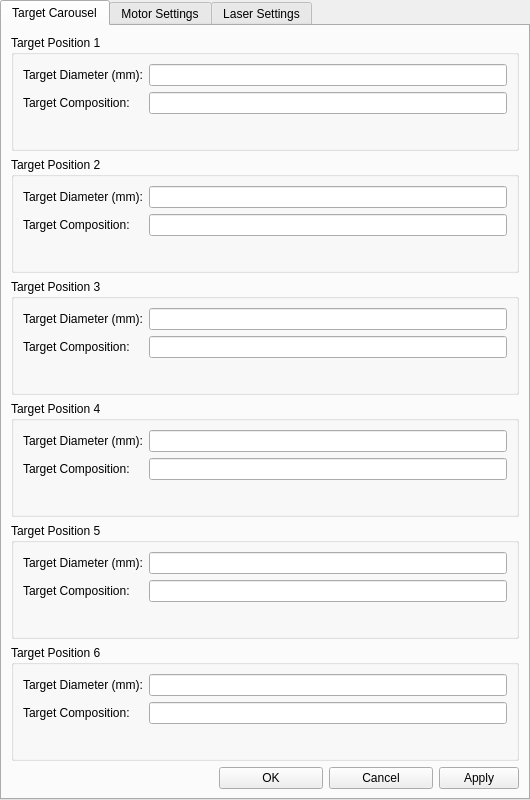
Above: src/ui/pld_settings.ui from ibrummel/PLD-Laser-Brain before the change. Below: the same form after it.
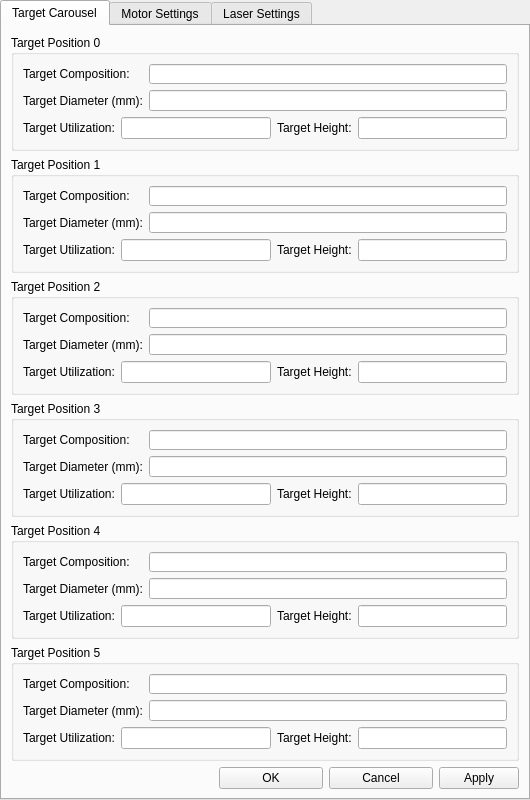
That is the form after the change. The open tabs and pages were chosen to show the change. Icons and pictures are not drawn.

Commit message: Added target height and utilization to the settings dialog. Will probably crash on first run and need to add those values to the settings.xml file to get a clean start. Added calculation to reduce utilization of target based on offset height from the target holder surface + supporting functions.

What changed in the file:
```diff
--- a/src/ui/pld_settings.ui
+++ b/src/ui/pld_settings.ui
@@ -38,34 +38,74 @@
    <attribute name="title">
     <string>Target Carousel</string>
    </attribute>
-   <layout class="QVBoxLayout" name="verticalLayout_2">
+   <layout class="QVBoxLayout" name="verticalLayout_2" stretch="1,1,1,1,1,1,0">
     <item>
      <widget class="QGroupBox" name="gbox_carousel_0">
       <property name="title">
-       <string>Target Position 1</string>
+       <string>Target Position 0</string>
       </property>
       <layout class="QVBoxLayout" name="verticalLayout_3">
        <item>
         <layout class="QFormLayout" name="form_carousel_0">
          <item row="0" column="0">
-          <widget class="QLabel" name="lbl_carousel_size_0">
-           <property name="text">
-            <string>Target Diameter (mm):</string>
-           </property>
-          </widget>
-         </item>
-         <item row="0" column="1">
-          <widget class="QLineEdit" name="line_carousel_size_0"/>
-         </item>
-         <item row="1" column="0">
           <widget class="QLabel" name="lbl_carousel_composition_0">
            <property name="text">
             <string>Target Composition:</string>
            </property>
           </widget>
          </item>
+         <item row="0" column="1">
+          <widget class="QLineEdit" name="line_carousel_composition_0">
+           <property name="toolTip">
+            <string>&lt;html&gt;&lt;head/&gt;&lt;body&gt;&lt;p&gt;Enter the target composition for this carousel position. This value is only used as an identifier in the target selection GUI and does not affect any other settings. &lt;/p&gt;&lt;/body&gt;&lt;/html&gt;</string>
+           </property>
+          </widget>
+         </item>
+         <item row="1" column="0">
+          <widget class="QLabel" name="lbl_carousel_size_0">
+           <property name="text">
+            <string>Target Diameter (mm):</string>
+           </property>
+          </widget>
+         </item>
          <item row="1" column="1">
-          <widget class="QLineEdit" name="line_carousel_composition_0"/>
+          <widget class="QLineEdit" name="line_carousel_size_0">
+           <property name="toolTip">
+            <string>&lt;html&gt;&lt;head/&gt;&lt;body&gt;&lt;p&gt;Enter the target diameter for this carousel position in mm. This number is used to how far to raster each target when rastering is enabled. &lt;span style=&quot; font-weight:600;&quot;&gt;WARNING: When in doubt, under estimate this value. &lt;/span&gt;&lt;/p&gt;&lt;/body&gt;&lt;/html&gt;</string>
+           </property>
+          </widget>
+         </item>
+        </layout>
+       </item>
+       <item>
+        <layout class="QHBoxLayout" name="horizontalLayout_6" stretch="0,0,0,0">
+         <item>
+          <widget class="QLabel" name="lbl_carousel_util_0">
+           <property name="text">
+            <string>Target Utilization:</string>
+           </property>
+          </widget>
+         </item>
+         <item>
+          <widget class="QLineEdit" name="line_carousel_util_0">
+           <property name="toolTip">
+            <string>&lt;html&gt;&lt;head/&gt;&lt;body&gt;&lt;p&gt;Enter the target utilization fraction. This should be entered as a decimal number between 0 and 1 representing the amount of target area that will be rastered over. A good starting value for this number is 0.90.&lt;/p&gt;&lt;/body&gt;&lt;/html&gt;</string>
+           </property>
+          </widget>
+         </item>
+         <item>
+          <widget class="QLabel" name="lbl_carousel_height_0">
+           <property name="text">
+            <string>Target Height:</string>
+           </property>
+          </widget>
+         </item>
+         <item>
+          <widget class="QLineEdit" name="line_carousel_height_0">
+           <property name="toolTip">
+            <string>&lt;html&gt;&lt;head/&gt;&lt;body&gt;&lt;p&gt;Enter the target offset height in mm. This is the height of the target measured from the top surface of the sample holder. This value will be used to adjust for the laser not hitting near the diameter of the target. Positive values represent a target that is taller than the holder. Negative values represent a target that is below the top surface of the holder. If your target is flush with the sample holder, enter 0.0.&lt;/p&gt;&lt;/body&gt;&lt;/html&gt;</string>
+           </property>
+          </widget>
          </item>
         </layout>
        </item>
@@ -75,30 +115,70 @@
     <item>
      <widget class="QGroupBox" name="gbox_carousel_1">
       <property name="title">
-       <string>Target Position 2</string>
+       <string>Target Position 1</string>
       </property>
       <layout class="QVBoxLayout" name="verticalLayout_4">
        <item>
         <layout class="QFormLayout" name="form_carousel_1">
          <item row="0" column="0">
-          <widget class="QLabel" name="lbl_carousel_size_1">
-           <property name="text">
-            <string>Target Diameter (mm):</string>
-           </property>
-          </widget>
-         </item>
-         <item row="0" column="1">
-          <widget class="QLineEdit" name="line_carousel_size_1"/>
-         </item>
-         <item row="1" column="0">
           <widget class="QLabel" name="lbl_carousel_composition_1">
            <property name="text">
             <string>Target Composition:</string>
            </property>
           </widget>
          </item>
+         <item row="0" column="1">
+          <widget class="QLineEdit" name="line_carousel_composition_1">
+           <property name="toolTip">
+            <string>&lt;html&gt;&lt;head/&gt;&lt;body&gt;&lt;p&gt;Enter the target composition for this carousel position. This value is only used as an identifier in the target selection GUI and does not affect any other settings. &lt;/p&gt;&lt;/body&gt;&lt;/html&gt;</string>
+           </property>
+          </widget>
+         </item>
+         <item row="1" column="0">
+          <widget class="QLabel" name="lbl_carousel_size_1">
+           <property name="text">
+            <string>Target Diameter (mm):</string>
+           </property>
+          </widget>
+         </item>
          <item row="1" column="1">
-          <widget class="QLineEdit" name="line_carousel_composition_1"/>
+          <widget class="QLineEdit" name="line_carousel_size_1">
+           <property name="toolTip">
+            <string>&lt;html&gt;&lt;head/&gt;&lt;body&gt;&lt;p&gt;Enter the target diameter for this carousel position in mm. This number is used to how far to raster each target when rastering is enabled. &lt;span style=&quot; font-weight:600;&quot;&gt;WARNING: When in doubt, under estimate this value. &lt;/span&gt;&lt;/p&gt;&lt;/body&gt;&lt;/html&gt;</string>
+           </property>
+          </widget>
+         </item>
+        </layout>
+       </item>
+       <item>
+        <layout class="QHBoxLayout" name="horizontalLayout_7" stretch="0,0,0,0">
+         <item>
+          <widget class="QLabel" name="lbl_carousel_util_1">
+           <property name="text">
+            <string>Target Utilization:</string>
+           </property>
+          </widget>
+         </item>
+         <item>
+          <widget class="QLineEdit" name="line_carousel_util_1">
+           <property name="toolTip">
+            <string>&lt;html&gt;&lt;head/&gt;&lt;body&gt;&lt;p&gt;Enter the target utilization fraction. This should be entered as a decimal number between 0 and 1 representing the amount of target area that will be rastered over. A good starting value for this number is 0.90.&lt;/p&gt;&lt;/body&gt;&lt;/html&gt;</string>
+           </property>
+          </widget>
+         </item>
+         <item>
+          <widget class="QLabel" name="lbl_carousel_height_1">
+           <property name="text">
+            <string>Target Height:</string>
+           </property>
+          </widget>
+         </item>
+         <item>
+          <widget class="QLineEdit" name="line_carousel_height_1">
+           <property name="toolTip">
+            <string>&lt;html&gt;&lt;head/&gt;&lt;body&gt;&lt;p&gt;Enter the target offset height in mm. This is the height of the target measured from the top surface of the sample holder. This value will be used to adjust for the laser not hitting near the diameter of the target. Positive values represent a target that is taller than the holder. Negative values represent a target that is below the top surface of the holder. If your target is flush with the sample holder, enter 0.0.&lt;/p&gt;&lt;/body&gt;&lt;/html&gt;</string>
+           </property>
+          </widget>
          </item>
         </layout>
        </item>
@@ -108,30 +188,70 @@
     <item>
      <widget class="QGroupBox" name="gbox_carousel_2">
       <property name="title">
-       <string>Target Position 3</string>
+       <string>Target Position 2</string>
       </property>
       <layout class="QVBoxLayout" name="verticalLayout_5">
        <item>
         <layout class="QFormLayout" name="form_carousel_2">
          <item row="0" column="0">
-          <widget class="QLabel" name="lbl_carousel_size_2">
-           <property name="text">
-            <string>Target Diameter (mm):</string>
-           </property>
-          </widget>
-         </item>
-         <item row="0" column="1">
-          <widget class="QLineEdit" name="line_carousel_size_2"/>
-         </item>
-         <item row="1" column="0">
           <widget class="QLabel" name="lbl_carousel_composition_2">
            <property name="text">
             <string>Target Composition:</string>
            </property>
           </widget>
          </item>
+         <item row="0" column="1">
+          <widget class="QLineEdit" name="line_carousel_composition_2">
+           <property name="toolTip">
+            <string>&lt;html&gt;&lt;head/&gt;&lt;body&gt;&lt;p&gt;Enter the target composition for this carousel position. This value is only used as an identifier in the target selection GUI and does not affect any other settings. &lt;/p&gt;&lt;/body&gt;&lt;/html&gt;</string>
+           </property>
+          </widget>
+         </item>
+         <item row="1" column="0">
+          <widget class="QLabel" name="lbl_carousel_size_2">
+           <property name="text">
+            <string>Target Diameter (mm):</string>
+           </property>
+          </widget>
+         </item>
          <item row="1" column="1">
-          <widget class="QLineEdit" name="line_carousel_composition_2"/>
+          <widget class="QLineEdit" name="line_carousel_size_2">
+           <property name="toolTip">
+            <string>&lt;html&gt;&lt;head/&gt;&lt;body&gt;&lt;p&gt;Enter the target diameter for this carousel position in mm. This number is used to how far to raster each target when rastering is enabled. &lt;span style=&quot; font-weight:600;&quot;&gt;WARNING: When in doubt, under estimate this value. &lt;/span&gt;&lt;/p&gt;&lt;/body&gt;&lt;/html&gt;</string>
+           </property>
+          </widget>
+         </item>
+        </layout>
+       </item>
+       <item>
+        <layout class="QHBoxLayout" name="horizontalLayout_8" stretch="0,0,0,0">
+         <item>
+          <widget class="QLabel" name="lbl_carousel_util_2">
+           <property name="text">
+            <string>Target Utilization:</string>
+           </property>
+          </widget>
+         </item>
+         <item>
+          <widget class="QLineEdit" name="line_carousel_util_2">
+           <property name="toolTip">
+            <string>&lt;html&gt;&lt;head/&gt;&lt;body&gt;&lt;p&gt;Enter the target utilization fraction. This should be entered as a decimal number between 0 and 1 representing the amount of target area that will be rastered over. A good starting value for this number is 0.90.&lt;/p&gt;&lt;/body&gt;&lt;/html&gt;</string>
+           </property>
+          </widget>
+         </item>
+         <item>
+          <widget class="QLabel" name="lbl_carousel_height_2">
+           <property name="text">
+            <string>Target Height:</string>
+           </property>
+          </widget>
+         </item>
+         <item>
+          <widget class="QLineEdit" name="line_carousel_height_2">
+           <property name="toolTip">
+            <string>&lt;html&gt;&lt;head/&gt;&lt;body&gt;&lt;p&gt;Enter the target offset height in mm. This is the height of the target measured from the top surface of the sample holder. This value will be used to adjust for the laser not hitting near the diameter of the target. Positive values represent a target that is taller than the holder. Negative values represent a target that is below the top surface of the holder. If your target is flush with the sample holder, enter 0.0.&lt;/p&gt;&lt;/body&gt;&lt;/html&gt;</string>
+           </property>
+          </widget>
          </item>
         </layout>
        </item>
@@ -141,30 +261,70 @@
     <item>
      <widget class="QGroupBox" name="gbox_carousel_3">
       <property name="title">
-       <string>Target Position 4</string>
+       <string>Target Position 3</string>
       </property>
       <layout class="QVBoxLayout" name="verticalLayout_6">
        <item>
         <layout class="QFormLayout" name="form_carousel_3">
          <item row="0" column="0">
-          <widget class="QLabel" name="lbl_carousel_size_3">
-           <property name="text">
-            <string>Target Diameter (mm):</string>
-           </property>
-          </widget>
-         </item>
-         <item row="0" column="1">
-          <widget class="QLineEdit" name="line_carousel_size_3"/>
-         </item>
-         <item row="1" column="0">
           <widget class="QLabel" name="lbl_carousel_composition_3">
            <property name="text">
             <string>Target Composition:</string>
            </property>
           </widget>
          </item>
+         <item row="0" column="1">
+          <widget class="QLineEdit" name="line_carousel_composition_3">
+           <property name="toolTip">
+            <string>&lt;html&gt;&lt;head/&gt;&lt;body&gt;&lt;p&gt;Enter the target composition for this carousel position. This value is only used as an identifier in the target selection GUI and does not affect any other settings. &lt;/p&gt;&lt;/body&gt;&lt;/html&gt;</string>
+           </property>
+          </widget>
+         </item>
+         <item row="1" column="0">
+          <widget class="QLabel" name="lbl_carousel_size_3">
+           <property name="text">
+            <string>Target Diameter (mm):</string>
+           </property>
+          </widget>
+         </item>
          <item row="1" column="1">
-          <widget class="QLineEdit" name="line_carousel_composition_3"/>
+          <widget class="QLineEdit" name="line_carousel_size_3">
+           <property name="toolTip">
+            <string>&lt;html&gt;&lt;head/&gt;&lt;body&gt;&lt;p&gt;Enter the target diameter for this carousel position in mm. This number is used to how far to raster each target when rastering is enabled. &lt;span style=&quot; font-weight:600;&quot;&gt;WARNING: When in doubt, under estimate this value. &lt;/span&gt;&lt;/p&gt;&lt;/body&gt;&lt;/html&gt;</string>
+           </property>
+          </widget>
+         </item>
+        </layout>
+       </item>
+       <item>
+        <layout class="QHBoxLayout" name="horizontalLayout_9" stretch="0,0,0,0">
+         <item>
+          <widget class="QLabel" name="lbl_carousel_util_3">
+           <property name="text">
+            <string>Target Utilization:</string>
+           </property>
+          </widget>
+         </item>
+         <item>
+          <widget class="QLineEdit" name="line_carousel_util_3">
+           <property name="toolTip">
+            <string>&lt;html&gt;&lt;head/&gt;&lt;body&gt;&lt;p&gt;Enter the target utilization fraction. This should be entered as a decimal number between 0 and 1 representing the amount of target area that will be rastered over. A good starting value for this number is 0.90.&lt;/p&gt;&lt;/body&gt;&lt;/html&gt;</string>
+           </property>
+          </widget>
+         </item>
+         <item>
+          <widget class="QLabel" name="lbl_carousel_height_3">
+           <property name="text">
+            <string>Target Height:</string>
+           </property>
+          </widget>
+         </item>
+         <item>
+          <widget class="QLineEdit" name="line_carousel_height_3">
+           <property name="toolTip">
+            <string>&lt;html&gt;&lt;head/&gt;&lt;body&gt;&lt;p&gt;Enter the target offset height in mm. This is the height of the target measured from the top surface of the sample holder. This value will be used to adjust for the laser not hitting near the diameter of the target. Positive values represent a target that is taller than the holder. Negative values represent a target that is below the top surface of the holder. If your target is flush with the sample holder, enter 0.0.&lt;/p&gt;&lt;/body&gt;&lt;/html&gt;</string>
+           </property>
+          </widget>
          </item>
         </layout>
        </item>
@@ -174,30 +334,70 @@
     <item>
      <widget class="QGroupBox" name="gbox_carousel_4">
       <property name="title">
-       <string>Target Position 5</string>
+       <string>Target Position 4</string>
       </property>
       <layout class="QVBoxLayout" name="verticalLayout_7">
        <item>
         <layout class="QFormLayout" name="form_carousel_4">
          <item row="0" column="0">
-          <widget class="QLabel" name="lbl_carousel_size_4">
-           <property name="text">
-            <string>Target Diameter (mm):</string>
-           </property>
-          </widget>
-         </item>
-         <item row="0" column="1">
-          <widget class="QLineEdit" name="line_carousel_size_4"/>
-         </item>
-         <item row="1" column="0">
           <widget class="QLabel" name="lbl_carousel_composition_4">
            <property name="text">
             <string>Target Composition:</string>
            </property>
           </widget>
          </item>
+         <item row="0" column="1">
+          <widget class="QLineEdit" name="line_carousel_composition_4">
+           <property name="toolTip">
+            <string>&lt;html&gt;&lt;head/&gt;&lt;body&gt;&lt;p&gt;Enter the target composition for this carousel position. This value is only used as an identifier in the target selection GUI and does not affect any other settings. &lt;/p&gt;&lt;/body&gt;&lt;/html&gt;</string>
+           </property>
+          </widget>
+         </item>
+         <item row="1" column="0">
+          <widget class="QLabel" name="lbl_carousel_size_4">
+           <property name="text">
+            <string>Target Diameter (mm):</string>
+           </property>
+          </widget>
+         </item>
          <item row="1" column="1">
-          <widget class="QLineEdit" name="line_carousel_composition_4"/>
+          <widget class="QLineEdit" name="line_carousel_size_4">
+           <property name="toolTip">
+            <string>&lt;html&gt;&lt;head/&gt;&lt;body&gt;&lt;p&gt;Enter the target diameter for this carousel position in mm. This number is used to how far to raster each target when rastering is enabled. &lt;span style=&quot; font-weight:600;&quot;&gt;WARNING: When in doubt, under estimate this value. &lt;/span&gt;&lt;/p&gt;&lt;/body&gt;&lt;/html&gt;</string>
+           </property>
+          </widget>
+         </item>
+        </layout>
+       </item>
+       <item>
+        <layout class="QHBoxLayout" name="horizontalLayout_10" stretch="0,0,0,0">
+         <item>
+          <widget class="QLabel" name="lbl_carousel_util_4">
+           <property name="text">
+            <string>Target Utilization:</string>
+           </property>
+          </widget>
+         </item>
+         <item>
+          <widget class="QLineEdit" name="line_carousel_util_4">
+           <property name="toolTip">
+            <string>&lt;html&gt;&lt;head/&gt;&lt;body&gt;&lt;p&gt;Enter the target utilization fraction. This should be entered as a decimal number between 0 and 1 representing the amount of target area that will be rastered over. A good starting value for this number is 0.90.&lt;/p&gt;&lt;/body&gt;&lt;/html&gt;</string>
+           </property>
+          </widget>
+         </item>
+         <item>
+          <widget class="QLabel" name="lbl_carousel_height_4">
+           <property name="text">
+            <string>Target Height:</string>
+           </property>
+          </widget>
+         </item>
+         <item>
+          <widget class="QLineEdit" name="line_carousel_height_4">
+           <property name="toolTip">
+            <string>&lt;html&gt;&lt;head/&gt;&lt;body&gt;&lt;p&gt;Enter the target offset height in mm. This is the height of the target measured from the top surface of the sample holder. This value will be used to adjust for the laser not hitting near the diameter of the target. Positive values represent a target that is taller than the holder. Negative values represent a target that is below the top surface of the holder. If your target is flush with the sample holder, enter 0.0.&lt;/p&gt;&lt;/body&gt;&lt;/html&gt;</string>
+           </property>
+          </widget>
          </item>
         </layout>
        </item>
@@ -207,30 +407,70 @@
     <item>
      <widget class="QGroupBox" name="gbox_carousel_5">
       <property name="title">
-       <string>Target Position 6</string>
+       <string>Target Position 5</string>
       </property>
       <layout class="QVBoxLayout" name="verticalLayout_8">
        <item>
         <layout class="QFormLayout" name="form_carousel_5">
          <item row="0" column="0">
-          <widget class="QLabel" name="lbl_carousel_size_5">
-           <property name="text">
-            <string>Target Diameter (mm):</string>
-           </property>
-          </widget>
-         </item>
-         <item row="0" column="1">
-          <widget class="QLineEdit" name="line_carousel_size_5"/>
-         </item>
-         <item row="1" column="0">
           <widget class="QLabel" name="lbl_carousel_composition_5">
            <property name="text">
             <string>Target Composition:</string>
            </property>
           </widget>
          </item>
+         <item row="0" column="1">
+          <widget class="QLineEdit" name="line_carousel_composition_5">
+           <property name="toolTip">
+            <string>&lt;html&gt;&lt;head/&gt;&lt;body&gt;&lt;p&gt;Enter the target composition for this carousel position. This value is only used as an identifier in the target selection GUI and does not affect any other settings. &lt;/p&gt;&lt;/body&gt;&lt;/html&gt;</string>
+           </property>
+          </widget>
+         </item>
+         <item row="1" column="0">
+          <widget class="QLabel" name="lbl_carousel_size_5">
+           <property name="text">
+            <string>Target Diameter (mm):</string>
+           </property>
+          </widget>
+         </item>
          <item row="1" column="1">
-          <widget class="QLineEdit" name="line_carousel_composition_5"/>
+          <widget class="QLineEdit" name="line_carousel_size_5">
+           <property name="toolTip">
+            <string>&lt;html&gt;&lt;head/&gt;&lt;body&gt;&lt;p&gt;Enter the target diameter for this carousel position in mm. This number is used to how far to raster each target when rastering is enabled. &lt;span style=&quot; font-weight:600;&quot;&gt;WARNING: When in doubt, under estimate this value. &lt;/span&gt;&lt;/p&gt;&lt;/body&gt;&lt;/html&gt;</string>
+           </property>
+          </widget>
+         </item>
+        </layout>
+       </item>
+       <item>
+        <layout class="QHBoxLayout" name="horizontalLayout_11" stretch="0,0,0,0">
+         <item>
+          <widget class="QLabel" name="lbl_carousel_util_5">
+           <property name="text">
+            <string>Target Utilization:</string>
+           </property>
+          </widget>
+         </item>
+         <item>
+          <widget class="QLineEdit" name="line_carousel_util_5">
+           <property name="toolTip">
+            <string>&lt;html&gt;&lt;head/&gt;&lt;body&gt;&lt;p&gt;Enter the target utilization fraction. This should be entered as a decimal number between 0 and 1 representing the amount of target area that will be rastered over. A good starting value for this number is 0.90.&lt;/p&gt;&lt;/body&gt;&lt;/html&gt;</string>
+           </property>
+          </widget>
+         </item>
+         <item>
+          <widget class="QLabel" name="lbl_carousel_height_5">
+           <property name="text">
+            <string>Target Height:</string>
+           </property>
+          </widget>
+         </item>
+         <item>
+          <widget class="QLineEdit" name="line_carousel_height_5">
+           <property name="toolTip">
+            <string>&lt;html&gt;&lt;head/&gt;&lt;body&gt;&lt;p&gt;Enter the target offset height in mm. This is the height of the target measured from the top surface of the sample holder. This value will be used to adjust for the laser not hitting near the diameter of the target. Positive values represent a target that is taller than the holder. Negative values represent a target that is below the top surface of the holder. If your target is flush with the sample holder, enter 0.0.&lt;/p&gt;&lt;/body&gt;&lt;/html&gt;</string>
+           </property>
+          </widget>
          </item>
         </layout>
        </item>
```
Left out of the diff: 20 changed lines with no effect on the pictures. The commit also changes 5 other files.
